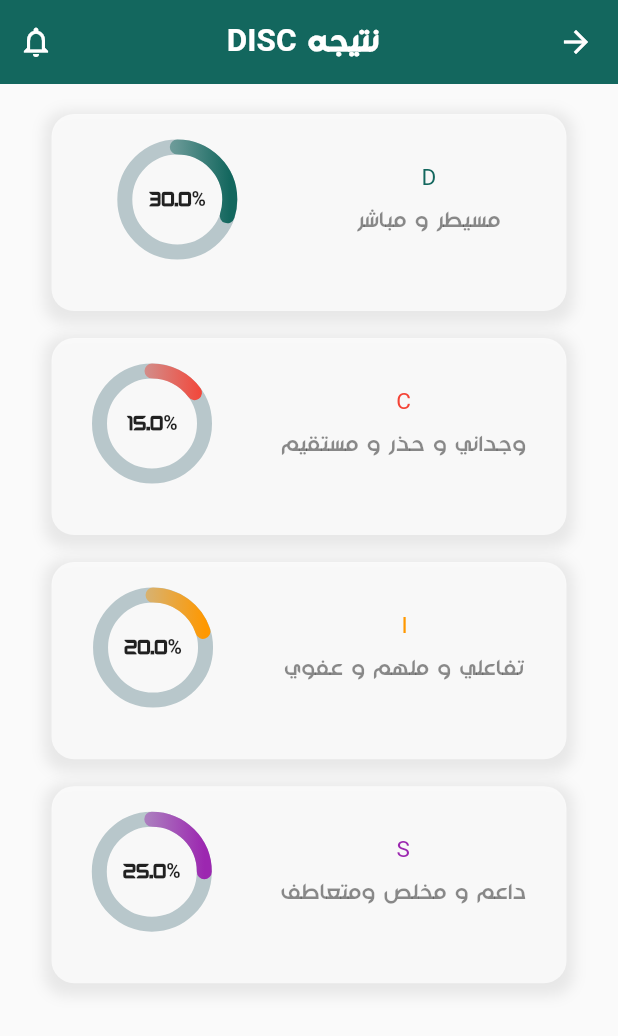
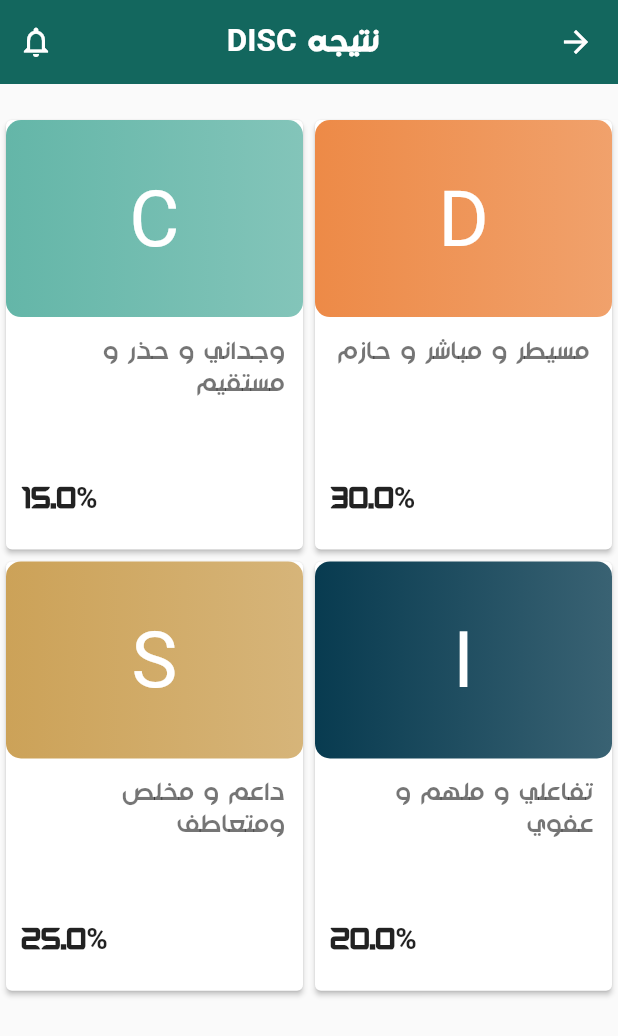
Before and after one commit to AhmedMostafa7474/Mutqen, a Flutter app: the disc_result_page screen opened directly, on a phone screen of 412 x 824 dp. Shown: the top 1036 px of the screen. Run offline on Flutter 3.47's test engine with Material 2 defaults, Android fonts, the light colour scheme and no system bars; drawn by our look-alikes of percent_indicator; our stand-ins replace animated_splash_screen, easy_localization, flutter_phoenix, flutter_screenutil, flutter_svg, font_awesome_flutter and 5 more; accounts and stored records are empty.

Commit message:
Disc with grid view

```diff
--- a/lib/presentation/result/DISC/Widgets/disc_result_data.dart
+++ b/lib/presentation/result/DISC/Widgets/disc_result_data.dart
@@ -13,9 +13,10 @@ List<resultdesc> disc_result_des= [
 
 
 ];
-List<result> disc_results=[result("D", "مسيطر و مباشر",30,ColorManager.primary,disc_result_des),
-  result("C", "وجداني و حذر و مستقيم",15,Colors.red,disc_result_des),
-  result("I", "تفاعلي و ملهم و عفوي",20,Colors.orange,disc_result_des),
-  result("S", "داعم و مخلص ومتعاطف",25,Colors.purple,disc_result_des),
+List<result> disc_results=[
+  result("D", "مسيطر و مباشر و حازم",30,ColorManager.D,disc_result_des),
+  result("C", "وجداني و حذر و مستقيم",15,ColorManager.C,disc_result_des),
+  result("I", "تفاعلي و ملهم و عفوي",20,ColorManager.I,disc_result_des),
+  result("S", "داعم و مخلص ومتعاطف",25,ColorManager.S,disc_result_des),
 
 ];
--- a/lib/presentation/result/DISC/disc_result_screen.dart
+++ b/lib/presentation/result/DISC/disc_result_screen.dart
@@ -2,14 +2,13 @@ import 'package:easy_localization/easy_localization.dart';
 import 'package:flutter/cupertino.dart';
 import 'package:flutter/material.dart';
 import 'package:flutter_screenutil/flutter_screenutil.dart';
-import 'package:mutqen/presentation/result/Fare2/resultdetails_screen.dart';
-import 'package:percent_indicator/circular_percent_indicator.dart';
+import 'package:mutqen/resources/color_manager.dart';
 import 'package:persistent_bottom_nav_bar/persistent_tab_view.dart';
-
 import '../../../data/model/result.dart';
-import '../../../resources/assets_manager.dart';
 import '../../../resources/common_widgets/app_bar.dart';
 import '../../../resources/strings_manager.dart';
+import '../Fare2/resultdetails_screen.dart';
+import 'DISC_details.dart';
 
 
 class disc_result_page extends StatefulWidget {
@@ -27,79 +26,75 @@ class _disc_result_page extends State<disc_result_page> {
       child: Scaffold(
         appBar: getAppBarWidgetWithNotificationIcon("نتيجه DISC", context),
         body: Container(
-          padding: EdgeInsets.only(top: 20),
-          child: ListView.separated(
-            padding:  EdgeInsets.only(bottom: 20),
-            itemCount: widget.results.length,
+          padding: const EdgeInsets.only(top: 20),
+          child: GridView.builder(
+            gridDelegate: const SliverGridDelegateWithFixedCrossAxisCount(
+              crossAxisCount: 2, // Number of columns in the grid
+              childAspectRatio: 0.7, // Ratio of child item's height to width
+            ),
+            padding:  const EdgeInsets.only(bottom: 20),
+            itemCount: 4,
             itemBuilder: (BuildContext context, int index) {
-              return UnconstrainedBox(
-                child: InkWell(
+              return
+                InkWell(
                   onTap: (){
                     PersistentNavBarNavigator.pushNewScreen(context, screen: resultdetails_page(widget.results[index]));
                   },
-                  child: Container(
-                    padding: EdgeInsets.all(9.0),
-                    height: 110.h,
-                    width: 300.w,
-                    decoration: BoxDecoration(boxShadow: [
-                      BoxShadow(
-                        color: Colors.grey.withOpacity(0.2),
-                        spreadRadius: 5,
-                        blurRadius: 7,
-                        offset: Offset(0, 3), // changes position of shadow
-                      ),
-                    ],
-                        color: Colors.white70,
-                        borderRadius: BorderRadius.circular(15)),
+
+                  child: Card(
+                    elevation: 1.5,
                     child: Column(
                       crossAxisAlignment: CrossAxisAlignment.center,
                       children: [
-                        SizedBox(height: 8,),
-                        Row(
-                          mainAxisAlignment: MainAxisAlignment.spaceEvenly,
-                          children: [
-                            Column(
-                              children: [
-                                Text(widget.results[index].title,style: TextStyle(
-                                    color: widget.results[index].color
-                                ),),
-                                SizedBox(height: 10,),
-                                Text(widget.results[index].description ,style: TextStyle(color: Colors.black45),),
-                              ],
+                        // Card's title
+                        Container(
+                          height: 110.h,
+                          decoration: BoxDecoration(
+                            borderRadius:
+                            const BorderRadius.all(Radius.circular(10)),
+                            //color: widget.results[index].color,
+                            gradient: LinearGradient(colors: [
+                              widget.results[index].color,
+                              widget.results[index].color.withOpacity(0.9),
+                              widget.results[index].color.withOpacity(0.8),
+
+                            ])
+                          ),
+                          child: Center(
+                            child: Padding(
+                              padding: const EdgeInsets.all(8),
+                              child: Text(widget.results[index].title,style: TextStyle(
+                                  color:Colors.white,fontSize: 45.sp,
+                              ),)
                             ),
-                            SizedBox(width: 10,),
-                            Container(
-                              child: CircularPercentIndicator(
-                                radius: 40.0,
-                                lineWidth: 10.0,
-                                animation: true,
-                                animationDuration: 2000,
-                                percent: widget.results[index].res/100,
-                                center: new Text(
-                                  widget.results[index].res.toString()+"%",
-                                  style:
-                                  new TextStyle(fontWeight: FontWeight.bold, fontSize: 13.0),
-                                ),
-                                linearGradient: LinearGradient(colors:
-                                [widget.results[index].color.withOpacity(0.1),widget.results[index].color.withOpacity(0.5),widget.results[index].color]),
-                                circularStrokeCap: CircularStrokeCap.round,
-                                // progressColor: widget.results[index].color,
-                              ),
-                            ),
-                          ],
+                          ),
                         ),
-                        SizedBox(height: 8,),
+                        // Card's description
+                        Container(
+                          height: 70.h,
+                          child: Padding(
+                            padding: const EdgeInsets.all(12),
+                            child: Text(widget.results[index].description ,style: TextStyle(color: Colors.black54,fontSize: 15.sp),),
+                          ),
+                        ),
+                        Container(
+                          height: 50.h,
+                            alignment: Alignment.bottomLeft,
+                          child: Padding(
+                            padding: const EdgeInsets.all(10),
+                            child:
+                            Text(
+                              "${widget.results[index].res}%",
+                              style:
+                               TextStyle(fontWeight: FontWeight.bold, fontSize: 17.0.sp),
+                            ),),
+                        ),
                       ],
                     ),
                   ),
-                ),
-              );
+                );
             },
-            separatorBuilder: (BuildContext context, int index) {
-              return SizedBox(
-                height: 18,
-              );
-            },),
+           ),
         ) ,
       ),
     );
--- a/lib/resources/color_manager.dart
+++ b/lib/resources/color_manager.dart
@@ -2,10 +2,16 @@ import 'package:flutter/material.dart';
 
 class ColorManager {
   static const Color primary = const Color(0xFF13675E);
+  static const Color primatylight = const Color(0xFF4D887F);
   static Color darkPrimary = const Color(0xff1B6685);
   static Color lightPrimary = const Color(0xffE3F4F5); // color with 80% opacity
 
   static Color darkGrey = const Color(0xff525252);
+  static Color D = const Color(0xffED8A47);
+  static Color I = const Color(0xff083B50);
+  static Color C = const Color(0xff64B6A8);
+  static Color S = const Color(0xffCCA258);
+
   static Color grey = const Color(0xff737477);
   static Color lightGrey = const Color(0xffF6F6F6);
 
@@ -16,15 +22,12 @@ class ColorManager {
   // new colors
 
   static Color grey1 = const Color(0xff707070);
+  static Color green = const Color(0x9051E61F);
   static Color grey2 = const Color(0xff797979);
   static Color white = const Color(0xffFFFFFF);
   static Color error = const Color(0xffe61f34); // red color
 
 
-  //mariam
-
-  static Color green1 = Color.fromARGB(255, 31, 230, 74); // red color
-  static Color green = Color.fromARGB(255, 31, 230, 74); // red color
   static Color red = const Color(0xff862F39);
 
 }
--- a/pubspec.yaml
+++ b/pubspec.yaml
@@ -45,6 +45,7 @@ dependencies:
   percent_indicator: ^4.2.3
   shimmer: ^2.0.0
   flutter_svg:
+
 
 dev_dependencies:
   flutter_test:
```
Also changed, not shown: lib/presentation/result/DISC/DISC_details.dart (added), pubspec.lock.
